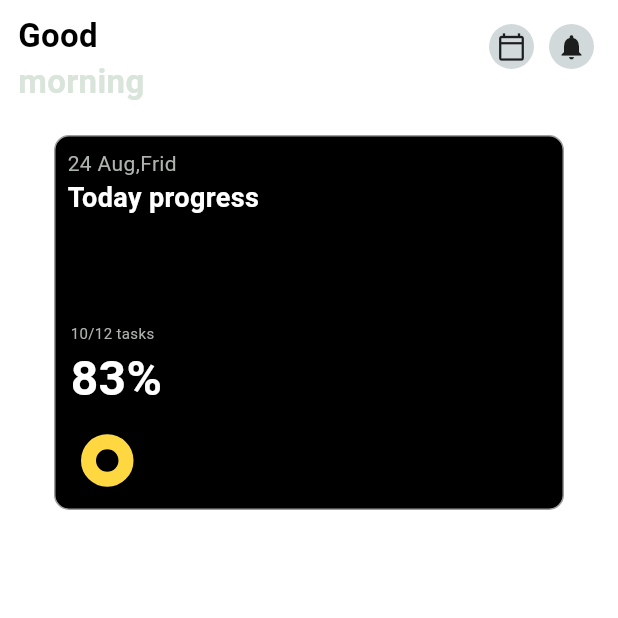
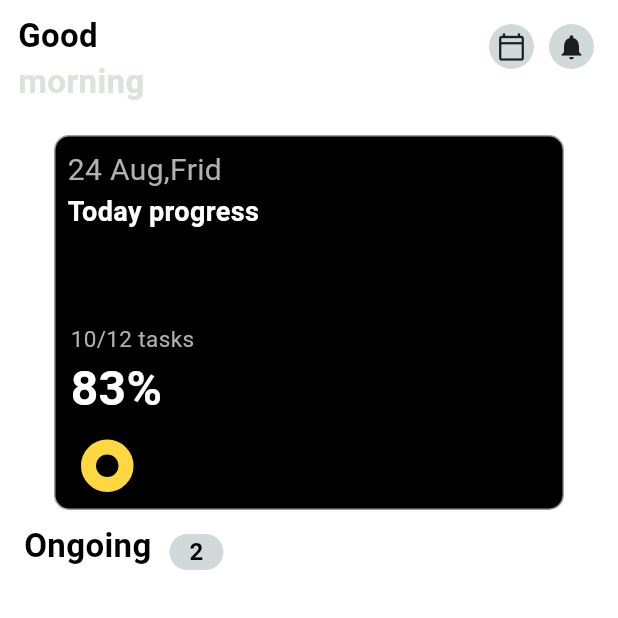
Before and after one commit to 0122345/diff_projects, a Flutter app: the screen it shows after launch, after a tap on the "arrow forward" icon, on a phone screen of 412 x 824 dp, the top half of it. Run offline on Flutter 3.47's test engine with Material 3 defaults, Android fonts, the phone set to English and light mode, and no system bars; drawn by our look-alikes of simple_circular_progress_bar; our stand-ins replace google_fonts; Roboto replaces fonts that are missing (Baskervville).

Commit message:
setting up env

```diff
--- a/flutter/crazy_todoapp/lib/components/general_taskspage.dart
+++ b/flutter/crazy_todoapp/lib/components/home.dart
@@ -1,5 +1,6 @@
 import 'package:flutter/material.dart';
 import 'package:simple_circular_progress_bar/simple_circular_progress_bar.dart';
+import 'package:google_fonts/google_fonts.dart';
 
 class GeneralTaskPage extends StatefulWidget {
   const GeneralTaskPage({super.key});
@@ -95,19 +96,20 @@ class _GeneralTaskPageState extends State<GeneralTaskPage> {
               color: Colors.black,
               border: Border.all(color: Colors.grey),
             ),
-            child: const Column(
+            child: Column(
               children: [
                 Expanded(
                   child: Padding(
-                    padding: EdgeInsets.all(8.0),
+                    padding: const EdgeInsets.all(8.0),
                     child: Column(
                       children: [
                         Align(
                           alignment: Alignment.topLeft,
                           child: Text(
                             '24 Aug,Frid',
-                            style: TextStyle(
-                              color: Color.fromARGB(255, 173, 179, 173),
+                            style: GoogleFonts.maShanZheng(
+                              fontSize: 20.0,
+                              color: const Color.fromARGB(255, 173, 179, 173),
                             ),
                           ),
                         ),
@@ -115,7 +117,7 @@ class _GeneralTaskPageState extends State<GeneralTaskPage> {
                           alignment: Alignment.topLeft,
                           child: Text(
                             'Today progress',
-                            style: TextStyle(
+                            style: GoogleFonts.baskervville(
                                 color: Colors.white,
                                 fontWeight: FontWeight.bold,
                                 fontSize: 18.0),
@@ -125,23 +127,25 @@ class _GeneralTaskPageState extends State<GeneralTaskPage> {
                     ),
                   ),
                 ),
-                Expanded(
+                const Expanded(
                   child: Padding(
-                    padding: EdgeInsets.only(left:10.0),
+                    padding: EdgeInsets.only(left: 10.0),
                     child: Column(
-                      children:[
+                      children: [
                         Align(
                           alignment: Alignment.centerLeft,
-                           child: Text('10/12 tasks',
+                          child: Text(
+                            '10/12 tasks',
                             style: TextStyle(
                               color: Color.fromARGB(255, 173, 179, 173),
-                              fontSize: 10.0,
+                              fontSize: 15.0,
                             ),
                           ),
                         ),
                         Align(
-                          alignment:Alignment.centerLeft,
-                           child: Text('83%',
+                          alignment: Alignment.centerLeft,
+                          child: Text(
+                            '83%',
                             style: TextStyle(
                               fontSize: 32.0,
                               fontWeight: FontWeight.bold,
@@ -149,10 +153,9 @@ class _GeneralTaskPageState extends State<GeneralTaskPage> {
                             ),
                           ),
                         ),
-
                         Expanded(
                           child: Padding(
-                            padding: EdgeInsets.only(left:12.0),
+                            padding: EdgeInsets.only(left: 12.0),
                             child: Align(
                               alignment: Alignment.centerLeft,
                               child: SimpleCircularProgressBar(
@@ -176,15 +179,57 @@ class _GeneralTaskPageState extends State<GeneralTaskPage> {
                     ),
                   ),
                 ),
-
               ],
             ),
           ),
 
           //for ongoing section
           Container(
+            margin: const EdgeInsets.only(top: 8.0),
+            child: Column(
+              children: [
+                Row(
+                  crossAxisAlignment: CrossAxisAlignment.start,
+                  children: [
+                    const SizedBox(width: 16.0),
+                    const Text(
+                      'Ongoing',
+                      style: TextStyle(
+                        color: Colors.black,
+                        fontSize: 22,
+                        fontWeight: FontWeight.bold,
+                      ),
+                    ),
+                  Padding(
+                    padding: const EdgeInsets.only(top:8.0, left: 12.0,),
+                    child: Container(
+                      width: 36,
+                      height: 24,
+                      decoration: BoxDecoration(
+                        borderRadius: BorderRadius.circular(20),
+                        color: const Color.fromARGB(255, 210, 217, 219),
+                      ),
+                       child:  const Align(
+                        alignment: Alignment.center,
+                         child: Text("2",
+                          style: TextStyle(
+                            color: Colors.black,
+                            fontSize: 16,
+                            fontWeight: FontWeight.bold,
+                          ),
+                         ),
+                       ),
 
                     ),
+                  )
+                  ],
+                ),
+                const Row(),
+                const Row()
+              ],
+            ),
+          ),
+
           //for completed section
           Container(),
         ],
--- a/flutter/crazy_todoapp/lib/components/homepage.dart
+++ b/flutter/crazy_todoapp/lib/components/homepage.dart
@@ -1,5 +1,6 @@
-import 'package:crazy_todoapp/components/general_taskspage.dart';
+import 'package:crazy_todoapp/components/home.dart';
 import 'package:flutter/material.dart';
+import 'package:google_fonts/google_fonts.dart';
 
 class Homepage extends StatefulWidget {
   const Homepage({super.key});
@@ -42,39 +43,39 @@ class _HomepageState extends State<Homepage> {
                 child: Column(
                   mainAxisAlignment: MainAxisAlignment.start,
                   children: [
-                    const Align(
+                     Align(
                       alignment: Alignment.topLeft,
                       child: Text(
                         'Manage',
-                        style: TextStyle(
+                        style: GoogleFonts.dmSerifText(
                           fontWeight: FontWeight.bold,
-                          fontSize: 20.0,
+                          fontSize: 28.0,
                           color: Colors.black,
                         ),
                       ),
                     ),
-                    const Align(
+                     Align(
                       alignment: Alignment.topLeft,
                       child: Text(
                         'your',
-                        style: TextStyle(
+                        style: GoogleFonts.dmSerifText(
                           fontWeight: FontWeight.bold,
-                          fontSize: 20.0,
+                          fontSize: 28.0,
                           color: Colors.black,
                         ),
                       ),
                     ),
                     const SizedBox(height: 10.0),
-                    const Align(
+                  Align(
                       alignment: AlignmentDirectional.centerEnd,
                       child: Padding(
-                        padding: EdgeInsets.only(right: 18.0),
+                        padding: const EdgeInsets.only(right: 18.0),
                         child: Text(
                           'tasks',
-                          style: TextStyle(
+                          style: GoogleFonts.poppins(
                               fontSize: 30.0,
                               fontWeight: FontWeight.bold,
-                              color: Color.fromARGB(255, 206, 198, 198)),
+                              color: const Color.fromARGB(255, 206, 198, 198)),
                         ),
                       ),
                     ),
@@ -82,11 +83,11 @@ class _HomepageState extends State<Homepage> {
                     Row(
                       mainAxisAlignment: MainAxisAlignment.spaceBetween,
                       children: [
-                        const Padding(
-                          padding: EdgeInsets.all(12.0),
+                         Padding(
+                          padding: const EdgeInsets.all(12.0),
                           child: Text(
                             'Get started',
-                            style: TextStyle(
+                            style: GoogleFonts.roboto(
                               fontWeight: FontWeight.bold,
                               fontSize: 20,
                               color: Colors.black,
--- /dev/null
+++ b/flutter/crazy_todoapp/lib/components/statistical.dart
@@ -0,0 +1,15 @@
+import 'package:flutter/material.dart';
+
+class DAilyRoutine extends StatefulWidget {
+  const DAilyRoutine({super.key});
+
+  @override
+  State<DAilyRoutine> createState() => _DAilyRoutineState();
+}
+
+class _DAilyRoutineState extends State<DAilyRoutine> {
+  @override
+  Widget build(BuildContext context) {
+    return Scaffold();
+  }
+}
--- a/flutter/crazy_todoapp/pubspec.yaml
+++ b/flutter/crazy_todoapp/pubspec.yaml
@@ -36,6 +36,7 @@ dependencies:
   # Use with the CupertinoIcons class for iOS style icons.
   cupertino_icons: ^1.0.6
   simple_circular_progress_bar: ^1.0.2
+  google_fonts: ^6.2.1
 
 
 dev_dependencies:
```
Also changed, not shown: flutter/crazy_todoapp/lib/db/db_helper.dart (added), flutter/crazy_todoapp/lib/utils/time_controls.dart (added), flutter/crazy_todoapp/pubspec.lock, 1 other file. Lines whose indentation alone changed are shown as unchanged.
